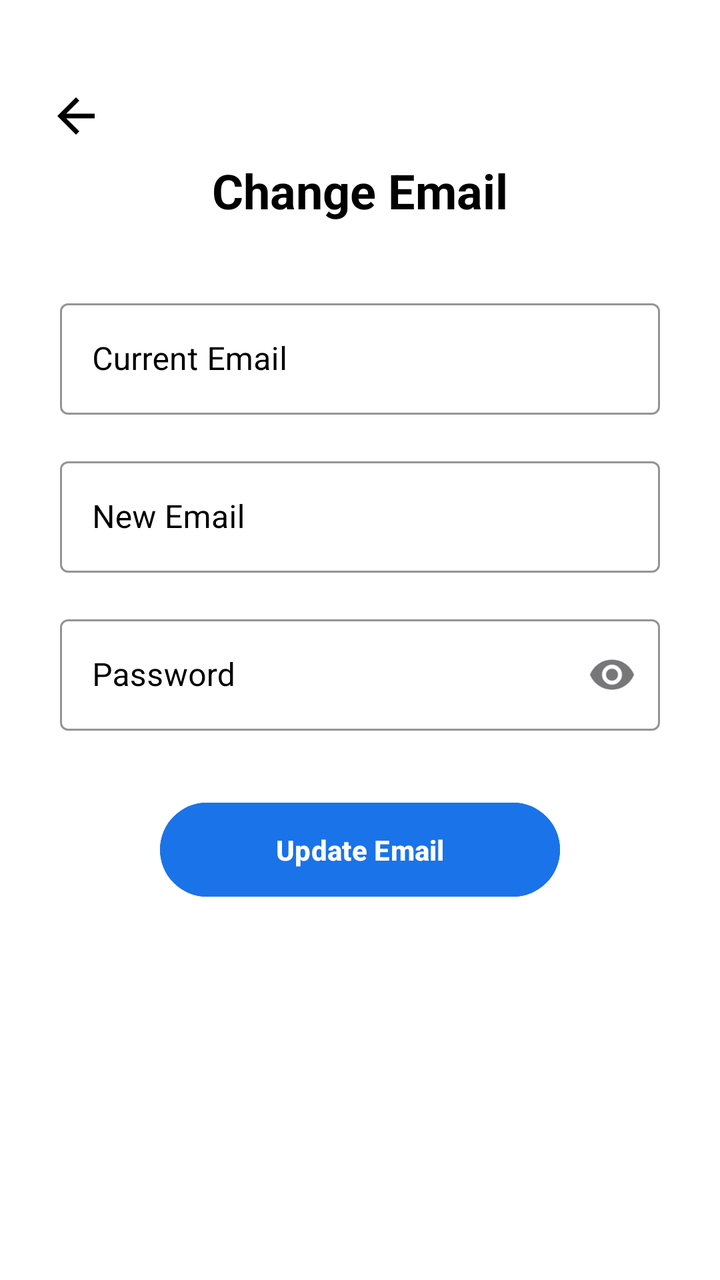
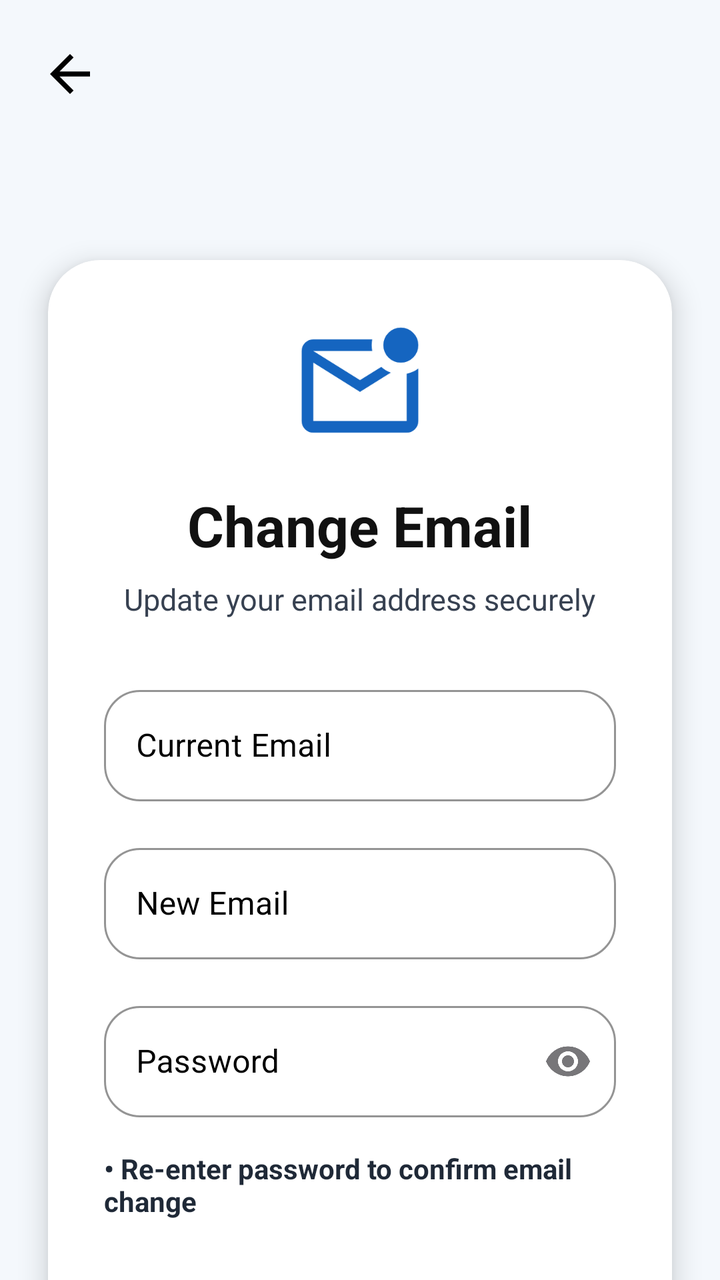

Compare the two renders of this Android layout. The source of the first and the diff that turns it into the second are given below.
<!-- AndroidManifest.xml: application theme Theme.App -->
<!-- res/layout/activity_email_change.xml -->
<?xml version="1.0" encoding="utf-8"?>
<androidx.constraintlayout.widget.ConstraintLayout
    xmlns:android="http://schemas.android.com/apk/res/android"
    xmlns:app="http://schemas.android.com/apk/res-auto"
    android:layout_width="match_parent"
    android:layout_height="match_parent"
    android:background="#FFFFFF"
    android:padding="24dp">

    
    <ImageView
        android:id="@+id/backBtn"
        android:layout_width="28dp"
        android:layout_height="28dp"
        android:src="@drawable/ic_back"
        android:contentDescription="Back"
        app:tint="@android:color/black"
        android:layout_marginTop="20dp"
        app:layout_constraintTop_toTopOf="parent"
        app:layout_constraintStart_toStartOf="parent"/>

    
    <TextView
        android:id="@+id/txtTitle"
        android:layout_width="wrap_content"
        android:layout_height="wrap_content"
        android:text="Change Email"
        android:textSize="24sp"
        android:textStyle="bold"
        android:textColor="#000000"
        android:layout_marginTop="55dp"
        app:layout_constraintTop_toTopOf="parent"
        app:layout_constraintStart_toStartOf="parent"
        app:layout_constraintEnd_toEndOf="parent"/>

    
    <com.google.android.material.textfield.TextInputLayout
        android:id="@+id/currentEmailLayout"
        android:layout_width="300dp"
        android:layout_height="wrap_content"
        android:hint="Current Email"
        style="@style/Widget.MaterialComponents.TextInputLayout.OutlinedBox"
        android:textColorHint="@color/black"
        app:boxStrokeColor="@android:color/black"
        app:hintTextColor="@android:color/black"
        android:layout_marginTop="35dp"
        app:layout_constraintTop_toBottomOf="@id/txtTitle"
        app:layout_constraintStart_toStartOf="parent"
        app:layout_constraintEnd_toEndOf="parent">

        <com.google.android.material.textfield.TextInputEditText
            android:id="@+id/currentEmail"
            android:layout_width="match_parent"
            android:layout_height="wrap_content"
            android:textColor="@android:color/black"
            android:inputType="textEmailAddress"/>

    </com.google.android.material.textfield.TextInputLayout>

    
    <com.google.android.material.textfield.TextInputLayout
        android:id="@+id/newEmailLayout"
        android:layout_width="300dp"
        android:layout_height="wrap_content"
        android:hint="New Email"
        style="@style/Widget.MaterialComponents.TextInputLayout.OutlinedBox"
        android:textColorHint="@color/black"
        app:boxStrokeColor="@android:color/black"
        app:hintTextColor="@android:color/black"
        android:layout_marginTop="18dp"
        app:layout_constraintTop_toBottomOf="@id/currentEmailLayout"
        app:layout_constraintStart_toStartOf="parent"
        app:layout_constraintEnd_toEndOf="parent">

        <com.google.android.material.textfield.TextInputEditText
            android:id="@+id/newEmail"
            android:layout_width="match_parent"
            android:layout_height="wrap_content"
            android:textColor="@android:color/black"
            android:inputType="textEmailAddress"/>

    </com.google.android.material.textfield.TextInputLayout>

    
    <com.google.android.material.textfield.TextInputLayout
        android:id="@+id/passwordLayout"
        android:layout_width="300dp"
        android:layout_height="wrap_content"
        android:hint="Password"
        android:layout_marginTop="18dp"
        app:endIconMode="password_toggle"
        style="@style/Widget.MaterialComponents.TextInputLayout.OutlinedBox"
        android:textColorHint="@color/black"
        app:boxStrokeColor="@android:color/black"
        app:hintTextColor="@android:color/black"
        app:layout_constraintTop_toBottomOf="@id/newEmailLayout"
        app:layout_constraintStart_toStartOf="parent"
        app:layout_constraintEnd_toEndOf="parent">

        <com.google.android.material.textfield.TextInputEditText
            android:id="@+id/currentPassword"
            android:layout_width="match_parent"
            android:layout_height="wrap_content"
            android:textColor="@android:color/black"
            android:inputType="textPassword"/>

    </com.google.android.material.textfield.TextInputLayout>

    
    <Button
        android:id="@+id/btnUpdateEmail"
        android:layout_width="200dp"
        android:layout_height="55dp"
        android:text="Update Email"
        android:textStyle="bold"
        android:textColor="#FFFFFF"
        android:backgroundTint="#1A73E8"
        android:layout_marginTop="32dp"
        app:layout_constraintTop_toBottomOf="@id/passwordLayout"
        app:layout_constraintStart_toStartOf="parent"
        app:layout_constraintEnd_toEndOf="parent"/>

</androidx.constraintlayout.widget.ConstraintLayout>
<!-- resources referenced by this layout -->
<resources>
  <color name="black">#FF000000</color>
  <!-- drawable ic_back (drawable) -->
  <vector xmlns:android="http://schemas.android.com/apk/res/android" android:autoMirrored="true" android:height="24dp" android:tint="#000000" android:viewportHeight="960" android:viewportWidth="960" android:width="24dp">
        
      <path android:fillColor="@android:color/white" android:pathData="M313,520L537,744L480,800L160,480L480,160L537,216L313,440L800,440L800,520L313,520Z"/>
      
  </vector>
  <style name="Theme.App" parent="Base.Theme.App" />
  <style name="Base.Theme.App" parent="Theme.Material3.DayNight.NoActionBar">
          <item name="colorPrimary">#1A73E8</item>
          <item name="android:statusBarColor">@android:color/transparent</item>
          <item name="android:navigationBarColor">@android:color/transparent</item>
  
  
      </style>
</resources>

<!-- the commit's change to res/layout/activity_email_change.xml (unified diff, before → after) -->
@@ -4,120 +4,182 @@
     xmlns:app="http://schemas.android.com/apk/res-auto"
     android:layout_width="match_parent"
     android:layout_height="match_parent"
-    android:background="#FFFFFF"
-    android:padding="24dp">
+    android:background="#F4F8FC">
 
     
     <ImageView
         android:id="@+id/backBtn"
-        android:layout_width="28dp"
-        android:layout_height="28dp"
+        android:layout_width="30dp"
+        android:layout_height="30dp"
+        android:layout_marginStart="20dp"
+        android:layout_marginTop="22dp"
         android:src="@drawable/ic_back"
+        app:tint="#000000"
         android:contentDescription="Back"
-        app:tint="@android:color/black"
-        android:layout_marginTop="20dp"
         app:layout_constraintTop_toTopOf="parent"
         app:layout_constraintStart_toStartOf="parent"/>
 
-    
-    <TextView
-        android:id="@+id/txtTitle"
-        android:layout_width="wrap_content"
-        android:layout_height="wrap_content"
-        android:text="Change Email"
-        android:textSize="24sp"
-        android:textStyle="bold"
-        android:textColor="#000000"
-        android:layout_marginTop="55dp"
-        app:layout_constraintTop_toTopOf="parent"
-        app:layout_constraintStart_toStartOf="parent"
-        app:layout_constraintEnd_toEndOf="parent"/>
 
     
-    <com.google.android.material.textfield.TextInputLayout
-        android:id="@+id/currentEmailLayout"
-        android:layout_width="300dp"
+    <androidx.cardview.widget.CardView
+        android:id="@+id/emailCard"
+        android:layout_width="0dp"
         android:layout_height="wrap_content"
-        android:hint="Current Email"
-        style="@style/Widget.MaterialComponents.TextInputLayout.OutlinedBox"
-        android:textColorHint="@color/black"
-        app:boxStrokeColor="@android:color/black"
-        app:hintTextColor="@android:color/black"
-        android:layout_marginTop="35dp"
-        app:layout_constraintTop_toBottomOf="@id/txtTitle"
+        android:layout_marginStart="24dp"
+        android:layout_marginEnd="24dp"
+        android:layout_marginTop="130dp"
+        app:cardCornerRadius="26dp"
+        app:cardElevation="8dp"
+        app:cardBackgroundColor="#FFFFFF"
+        app:layout_constraintTop_toTopOf="parent"
         app:layout_constraintStart_toStartOf="parent"
         app:layout_constraintEnd_toEndOf="parent">
 
-        <com.google.android.material.textfield.TextInputEditText
-            android:id="@+id/currentEmail"
+        <LinearLayout
             android:layout_width="match_parent"
             android:layout_height="wrap_content"
-            android:textColor="@android:color/black"
-            android:inputType="textEmailAddress"/>
+            android:orientation="vertical"
+            android:padding="28dp">
 
-    </com.google.android.material.textfield.TextInputLayout>
+            
+            <ImageView
+                android:layout_width="70dp"
+                android:layout_height="70dp"
+                android:layout_gravity="center"
+                android:src="@drawable/ic_email"
+                app:tint="#1565C0"/>
 
-    
-    <com.google.android.material.textfield.TextInputLayout
-        android:id="@+id/newEmailLayout"
-        android:layout_width="300dp"
-        android:layout_height="wrap_content"
-        android:hint="New Email"
-        style="@style/Widget.MaterialComponents.TextInputLayout.OutlinedBox"
-        android:textColorHint="@color/black"
-        app:boxStrokeColor="@android:color/black"
-        app:hintTextColor="@android:color/black"
-        android:layout_marginTop="18dp"
-        app:layout_constraintTop_toBottomOf="@id/currentEmailLayout"
-        app:layout_constraintStart_toStartOf="parent"
-        app:layout_constraintEnd_toEndOf="parent">
+            <TextView
+                android:layout_width="wrap_content"
+                android:layout_height="wrap_content"
+                android:text="Change Email"
+                android:textColor="#111111"
+                android:textSize="28sp"
+                android:textStyle="bold"
+                android:layout_gravity="center"
+                android:layout_marginTop="16dp"/>
 
-        <com.google.android.material.textfield.TextInputEditText
-            android:id="@+id/newEmail"
-            android:layout_width="match_parent"
-            android:layout_height="wrap_content"
-            android:textColor="@android:color/black"
-            android:inputType="textEmailAddress"/>
+            <TextView
+                android:layout_width="wrap_content"
+                android:layout_height="wrap_content"
+                android:text="Update your email address securely"
+                android:textColor="#374151"
+                android:textSize="15sp"
+                android:layout_gravity="center"
+                android:layout_marginTop="8dp"
+                android:layout_marginBottom="30dp"/>
 
-    </com.google.android.material.textfield.TextInputLayout>
+            
+            <com.google.android.material.textfield.TextInputLayout
+                android:id="@+id/currentEmailLayout"
+                style="@style/Widget.MaterialComponents.TextInputLayout.OutlinedBox"
+                android:layout_width="match_parent"
+                android:layout_height="wrap_content"
+                android:hint="Current Email"
+                app:boxBackgroundColor="#FFFFFF"
+                android:textColorHint="@color/black"
+                app:boxStrokeColor="#000000"
+                app:cursorColor="@color/black"
+                app:boxStrokeWidthFocused="2dp"
+                app:hintTextColor="@android:color/black"
+                app:boxCornerRadiusTopStart="18dp"
+                app:boxCornerRadiusTopEnd="18dp"
+                app:boxCornerRadiusBottomStart="18dp"
+                app:boxCornerRadiusBottomEnd="18dp">
 
-    
-    <com.google.android.material.textfield.TextInputLayout
-        android:id="@+id/passwordLayout"
-        android:layout_width="300dp"
-        android:layout_height="wrap_content"
-        android:hint="Password"
-        android:layout_marginTop="18dp"
-        app:endIconMode="password_toggle"
-        style="@style/Widget.MaterialComponents.TextInputLayout.OutlinedBox"
-        android:textColorHint="@color/black"
-        app:boxStrokeColor="@android:color/black"
-        app:hintTextColor="@android:color/black"
-        app:layout_constraintTop_toBottomOf="@id/newEmailLayout"
-        app:layout_constraintStart_toStartOf="parent"
-        app:layout_constraintEnd_toEndOf="parent">
+                <com.google.android.material.textfield.TextInputEditText
+                    android:id="@+id/currentEmail"
+                    android:layout_width="match_parent"
+                    android:layout_height="wrap_content"
+                    android:textColor="#000000"
+                    android:textSize="16sp"
+                    android:inputType="textEmailAddress"/>
+            </com.google.android.material.textfield.TextInputLayout>
 
-        <com.google.android.material.textfield.TextInputEditText
-            android:id="@+id/currentPassword"
-            android:layout_width="match_parent"
-            android:layout_height="wrap_content"
-            android:textColor="@android:color/black"
-            android:inputType="textPassword"/>
+            
+            <com.google.android.material.textfield.TextInputLayout
+                android:id="@+id/newEmailLayout"
+                style="@style/Widget.MaterialComponents.TextInputLayout.OutlinedBox"
+                android:layout_width="match_parent"
+                android:layout_height="wrap_content"
+                android:layout_marginTop="18dp"
+                android:hint="New Email"
+                android:textColorHint="@color/black"
+                app:boxBackgroundColor="#FFFFFF"
+                app:boxStrokeColor="#000000"
+                app:cursorColor="@color/black"
+                app:boxStrokeWidthFocused="2dp"
+                app:hintTextColor="@android:color/black"
+                app:boxCornerRadiusTopStart="18dp"
+                app:boxCornerRadiusTopEnd="18dp"
+                app:boxCornerRadiusBottomStart="18dp"
+                app:boxCornerRadiusBottomEnd="18dp">
 
-    </com.google.android.material.textfield.TextInputLayout>
+                <com.google.android.material.textfield.TextInputEditText
+                    android:id="@+id/newEmail"
+                    android:layout_width="match_parent"
+                    android:layout_height="wrap_content"
+                    android:textColor="#000000"
+                    android:textSize="16sp"
+                    android:inputType="textEmailAddress"/>
+            </com.google.android.material.textfield.TextInputLayout>
 
-    
-    <Button
-        android:id="@+id/btnUpdateEmail"
-        android:layout_width="200dp"
-        android:layout_height="55dp"
-        android:text="Update Email"
-        android:textStyle="bold"
-        android:textColor="#FFFFFF"
-        android:backgroundTint="#1A73E8"
-        android:layout_marginTop="32dp"
-        app:layout_constraintTop_toBottomOf="@id/passwordLayout"
-        app:layout_constraintStart_toStartOf="parent"
-        app:layout_constraintEnd_toEndOf="parent"/>
+            
+            <com.google.android.material.textfield.TextInputLayout
+                android:id="@+id/passwordLayout"
+                style="@style/Widget.MaterialComponents.TextInputLayout.OutlinedBox"
+                android:layout_width="match_parent"
+                android:layout_height="wrap_content"
+                android:layout_marginTop="18dp"
+                android:hint="Password"
+                app:cursorColor="@color/black"
+                android:textColorHint="@color/black"
+                app:endIconMode="password_toggle"
+                app:boxBackgroundColor="#FFFFFF"
+                app:boxStrokeColor="#000000"
+                app:boxStrokeWidthFocused="2dp"
+                app:hintTextColor="@android:color/black"
+                app:boxCornerRadiusTopStart="18dp"
+                app:boxCornerRadiusTopEnd="18dp"
+                app:boxCornerRadiusBottomStart="18dp"
+                app:boxCornerRadiusBottomEnd="18dp">
+
+                <com.google.android.material.textfield.TextInputEditText
+                    android:id="@+id/currentPassword"
+                    android:layout_width="match_parent"
+                    android:layout_height="wrap_content"
+                    android:textColor="#000000"
+                    android:textSize="16sp"
+                    android:inputType="textPassword"/>
+            </com.google.android.material.textfield.TextInputLayout>
+
+            
+            <TextView
+                android:layout_width="wrap_content"
+                android:layout_height="wrap_content"
+                android:text="• Re-enter password to confirm email change"
+                android:textColor="#1F2937"
+                android:textSize="14sp"
+                android:textStyle="bold"
+                android:layout_marginTop="16dp"/>
+
+            
+            <com.google.android.material.button.MaterialButton
+                android:id="@+id/btnUpdateEmail"
+                android:layout_width="match_parent"
+                android:layout_height="58dp"
+                android:layout_marginTop="30dp"
+                android:text="Update Email"
+                android:textAllCaps="false"
+                android:textStyle="bold"
+                android:textSize="17sp"
+                android:textColor="#FFFFFF"
+                android:backgroundTint="#1565C0"
+                app:cornerRadius="18dp"
+                app:elevation="4dp"/>
+
+        </LinearLayout>
+
+    </androidx.cardview.widget.CardView>
 
 </androidx.constraintlayout.widget.ConstraintLayout>
<!-- resource entries referenced after the edit -->
@@ -5,6 +5,12 @@
   <vector xmlns:android="http://schemas.android.com/apk/res/android" android:autoMirrored="true" android:height="24dp" android:tint="#000000" android:viewportHeight="960" android:viewportWidth="960" android:width="24dp">
         
       <path android:fillColor="@android:color/white" android:pathData="M313,520L537,744L480,800L160,480L480,160L537,216L313,440L800,440L800,520L313,520Z"/>
+      
+  </vector>
+  <!-- drawable ic_email (drawable) -->
+  <vector xmlns:android="http://schemas.android.com/apk/res/android" android:height="24dp" android:tint="#000000" android:viewportHeight="960" android:viewportWidth="960" android:width="24dp">
+        
+      <path android:fillColor="@android:color/white" android:pathData="M160,800Q127,800 103.5,776.5Q80,753 80,720L80,240Q80,207 103.5,183.5Q127,160 160,160L564,160Q560,180 560,200Q560,220 564,240L160,240L480,440L626,349Q640,362 656.5,371.5Q673,381 691,388L480,520L160,320L160,720Q160,720 160,720Q160,720 160,720L800,720Q800,720 800,720Q800,720 800,720L800,396Q823,391 843,382Q863,373 880,360L880,720Q880,753 856.5,776.5Q833,800 800,800L160,800ZM160,240L160,240L160,240L160,720Q160,720 160,720Q160,720 160,720L160,720Q160,720 160,720Q160,720 160,720L160,240Q160,240 160,240Q160,240 160,240Q160,240 160,240Q160,240 160,240ZM675,285Q640,250 640,200Q640,150 675,115Q710,80 760,80Q810,80 845,115Q880,150 880,200Q880,250 845,285Q810,320 760,320Q710,320 675,285Z"/>
       
   </vector>
   <style name="Theme.App" parent="Base.Theme.App" />
